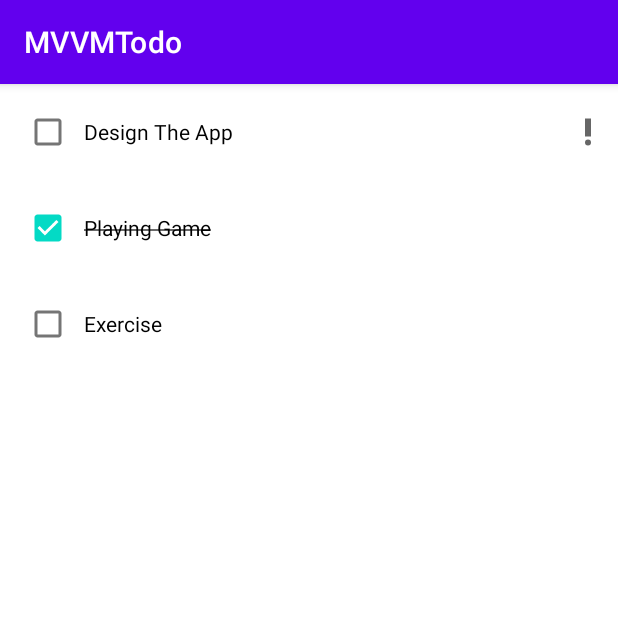
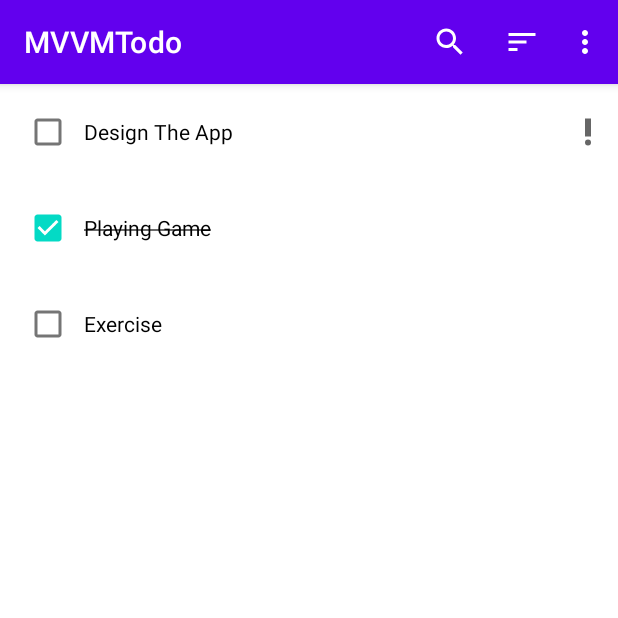
Before and after one commit to ZidanAli111/Jetpack-Todo-List-App, an Android app: the screen it shows after launch (MainActivity), on a phone screen of 412 x 824 dp, the top half of it. Run offline under Robolectric (Android 15) with nearby library versions, the phone set to English and light mode, and no system bars; our stand-ins replace Dagger/Hilt's generated code, Room's generated code; libraries missing offline, so code that uses them is left out: androidx.hilt.lifecycle.

Commit message:
menu items and search committed.

```diff
--- a/app/src/main/java/com/codinginflow/mvvmtodo/data/TaskDao.kt
+++ b/app/src/main/java/com/codinginflow/mvvmtodo/data/TaskDao.kt
@@ -7,8 +7,8 @@ import kotlinx.coroutines.flow.Flow
 interface TaskDao {
 
 
-    @Query("SELECT * FROM task_table ")
-    fun getTask(): Flow<List<Task>>
+    @Query("SELECT * FROM task_table WHERE name LIKE  :searQuery || '%'  ORDER BY important DESC ")
+    fun getTask(searQuery:String): Flow<List<Task>>
 
     /**
     Here the onConflict = OnConflictStrategy.REPLACE is just a meta data
--- a/app/src/main/java/com/codinginflow/mvvmtodo/ui/tasks/TaskViewModel.kt
+++ b/app/src/main/java/com/codinginflow/mvvmtodo/ui/tasks/TaskViewModel.kt
@@ -4,11 +4,18 @@ import androidx.hilt.lifecycle.ViewModelInject
 import androidx.lifecycle.ViewModel
 import androidx.lifecycle.asLiveData
 import com.codinginflow.mvvmtodo.data.TaskDao
+import kotlinx.coroutines.flow.MutableStateFlow
+import kotlinx.coroutines.flow.flatMapLatest
 
 
 class TaskViewModel @ViewModelInject constructor(
     private val taskDao: TaskDao
 ) : ViewModel() {
 
-    val tasks=taskDao.getTask().asLiveData()
+    val searchQuery= MutableStateFlow("")
+
+    private val taskFlow=searchQuery.flatMapLatest {
+        taskDao.getTask(it)
+    }
+    val tasks=taskFlow.asLiveData()
 }
--- a/app/src/main/java/com/codinginflow/mvvmtodo/ui/tasks/TasksFragment.kt
+++ b/app/src/main/java/com/codinginflow/mvvmtodo/ui/tasks/TasksFragment.kt
@@ -1,14 +1,17 @@
 package com.codinginflow.mvvmtodo.ui.tasks
 
 import android.os.Bundle
+import android.view.Menu
+import android.view.MenuInflater
+import android.view.MenuItem
 import android.view.View
+import androidx.appcompat.widget.SearchView
 import androidx.fragment.app.Fragment
 import androidx.fragment.app.viewModels
-import androidx.lifecycle.LifecycleOwner
-import androidx.lifecycle.ViewTreeLifecycleOwner
 import androidx.recyclerview.widget.LinearLayoutManager
 import com.codinginflow.mvvmtodo.R
 import com.codinginflow.mvvmtodo.databinding.FragmentTasksBinding
+import com.codinginflow.mvvmtodo.util.onQueryTextChanged
 import dagger.hilt.android.AndroidEntryPoint
 
 @AndroidEntryPoint
@@ -31,9 +34,46 @@ class TasksFragment : Fragment(R.layout.fragment_tasks) {
                 setHasFixedSize(true)
             }
         }
-        viewModel.tasks.observe(viewLifecycleOwner){
+        viewModel.tasks.observe(viewLifecycleOwner) {
             taskAdapter.submitList(it)
         }
+
+        setHasOptionsMenu(true)
+    }
+
+    override fun onCreateOptionsMenu(menu: Menu, inflater: MenuInflater) {
+        inflater.inflate(R.menu.menu_fragment_task, menu)
+
+        val searchItem = menu.findItem(R.id.action_search)
+        val searchView = searchItem.actionView as SearchView
+
+        searchView.onQueryTextChanged {
+            viewModel.searchQuery.value=it
+        }
+    }
+
+    override fun onOptionsItemSelected(item: MenuItem): Boolean {
+
+        return when (item.itemId) {
+            R.id.action_sort_by_name -> {
+
+                true
+            }
+            R.id.action_sort_by_date -> {
+
+                true
+            }
+            R.id.action_hide_completed_task -> {
+
+                item.isChecked = !item.isChecked
+                true
+            }
+            R.id.action_delete_all_completed_tasks -> {
+                true
+            }
+            else -> super.onOptionsItemSelected(item)
+        }
+
 
     }
 
--- /dev/null
+++ b/app/src/main/java/com/codinginflow/mvvmtodo/util/ViewExt.kt
@@ -0,0 +1,18 @@
+package com.codinginflow.mvvmtodo.util
+
+import androidx.appcompat.widget.SearchView
+
+
+inline fun SearchView.onQueryTextChanged(crossinline listener: (String) -> Unit) {
+    this.setOnQueryTextListener(object : SearchView.OnQueryTextListener {
+        override fun onQueryTextSubmit(query: String?): Boolean {
+            return true
+        }
+
+        override fun onQueryTextChange(newText: String?): Boolean {
+
+            listener(newText.orEmpty())
+            return true
+        }
+    })
+}
--- /dev/null
+++ b/app/src/main/res/menu/menu_fragment_task.xml
@@ -0,0 +1,35 @@
+<?xml version="1.0" encoding="utf-8"?>
+<menu xmlns:android="http://schemas.android.com/apk/res/android"
+    xmlns:app="http://schemas.android.com/apk/res-auto">
+
+    <item
+        android:id="@+id/action_search"
+        android:icon="@drawable/ic_search"
+        android:title="Search"
+        app:actionViewClass="androidx.appcompat.widget.SearchView"
+        app:showAsAction="always|collapseActionView" />
+    <item
+        android:icon="@drawable/ic_sort"
+        android:title="Sort"
+        app:showAsAction="always">
+
+        <menu>
+            <item
+                android:id="@+id/action_sort_by_name"
+                android:title="Sort by name" />
+            <item
+                android:id="@+id/action_sort_by_date"
+                android:title="Sort by date created" />
+        </menu>
+    </item>
+    <item
+        android:id="@+id/action_hide_completed_task"
+        android:checkable="true"
+        android:title="Hide completed"
+        app:showAsAction="never" />
+
+    <item
+        android:id="@+id/action_delete_all_completed_tasks"
+        android:title="Delete all completed"
+        app:showAsAction="never" />
+</menu>
```
